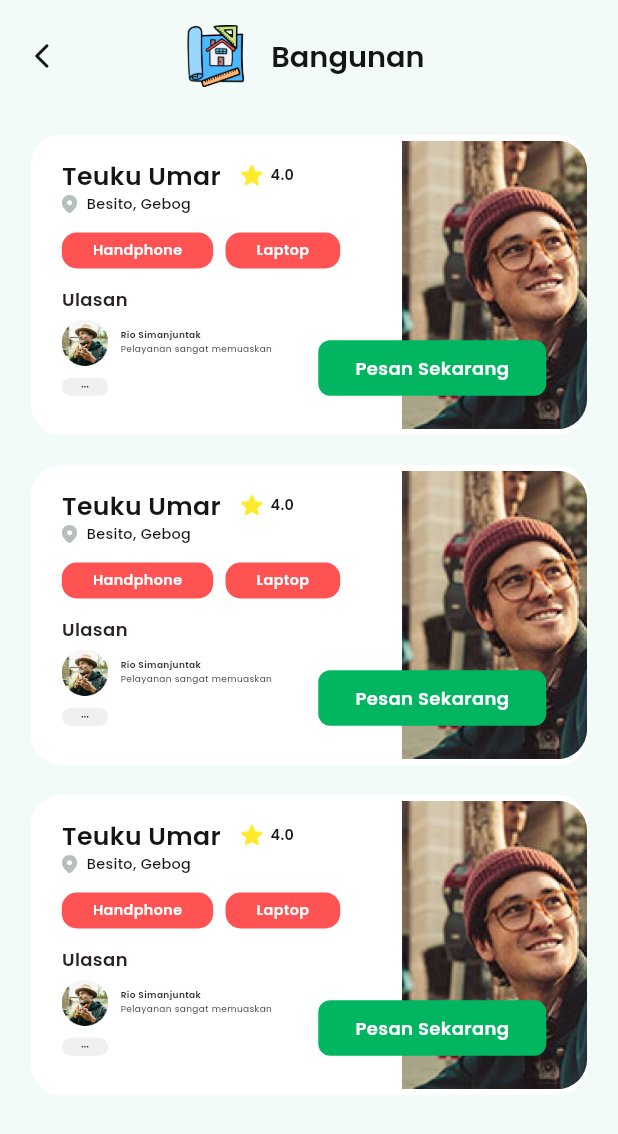
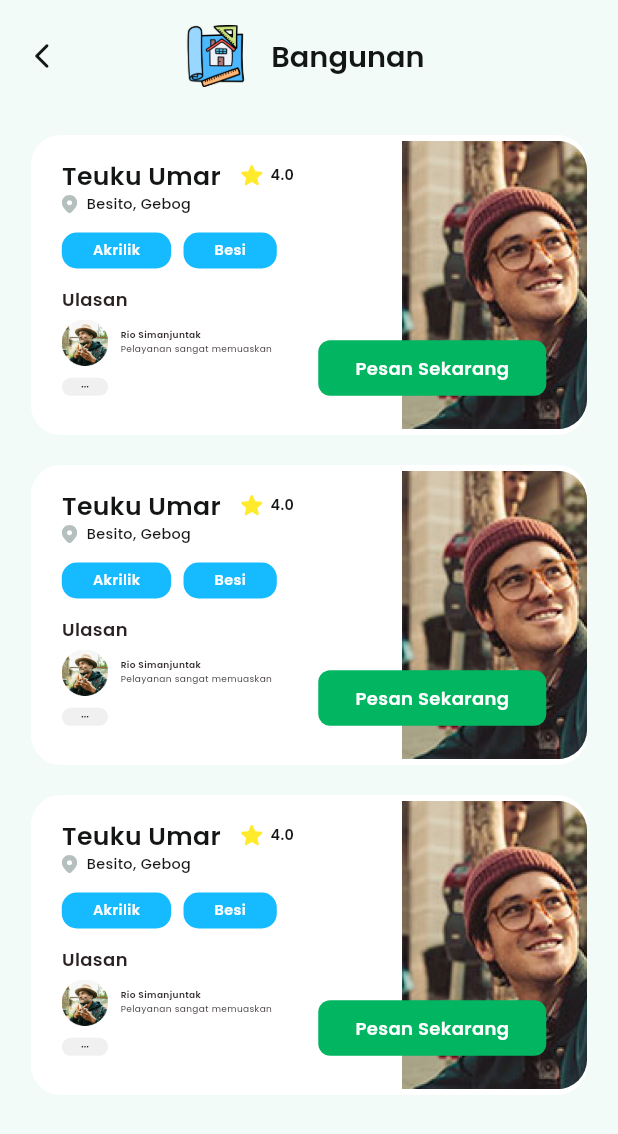
Before and after one commit to RadyaHarbani/Penservis-App, a Flutter app: the screen it shows after launch, after a tap on "Bangunan", on a phone screen of 412 x 824 dp. Shown: the top 1134 px of the screen. Run offline on Flutter 3.47's test engine with Material 3 defaults, Android fonts, the light colour scheme and no system bars; our stand-ins replace carousel_slider, flutter_svg, get, google_fonts, smooth_page_indicator.

Commit message:
fix [VA] fix color

```diff
--- a/lib/app/pages/home_page/components/home_kategori_component.dart
+++ b/lib/app/pages/home_page/components/home_kategori_component.dart
@@ -23,7 +23,7 @@ class HomeKategoriComponent extends GetView<HomePageController> {
           mainAxisAlignment: MainAxisAlignment.spaceBetween,
           children: [
             GestureDetector(
-              onTap: () => Get.toNamed("/list-page", arguments: {"icon": "assets/icons/png/icElektronik.png", "title": "Elektronik"}),
+              onTap: () => Get.toNamed("/list-page", arguments: {"icon": "assets/icons/png/icElektronik.png", "title": "Elektronik", "skillOne": "Handphone", "skillTwo": "Laptop",  "colorFill": elektronikFill}),
               child: KategoriTukangRectangle(
                 backgroundColor: elektronikOpacity,
                 iconPath: "icElektronik",
@@ -31,7 +31,7 @@ class HomeKategoriComponent extends GetView<HomePageController> {
               ),
             ),
             GestureDetector(
-              onTap: () => Get.toNamed("/list-page", arguments: {"icon": "assets/icons/png/icBangunan.png", "title": "Bangunan"}),
+              onTap: () => Get.toNamed("/list-page", arguments: {"icon": "assets/icons/png/icBangunan.png", "title": "Bangunan", "skillOne": "Akrilik", "skillTwo": "Besi", "colorFill": bangunanFill}),
               child: KategoriTukangRectangle(
                 backgroundColor: bangunanOpacity,
                 iconPath: "icBangunan",
@@ -39,7 +39,7 @@ class HomeKategoriComponent extends GetView<HomePageController> {
               ),
             ),
             GestureDetector(
-              onTap: () => Get.toNamed("/list-page", arguments: {"icon": "assets/icons/png/icKebersihan.png", "title": "Kebersihan"}),
+              onTap: () => Get.toNamed("/list-page", arguments: {"icon": "assets/icons/png/icKebersihan.png", "title": "Kebersihan", "skillOne": "Laundry", "skillTwo": "Pembersih", "colorFill": kebersihanFill}),
               child: KategoriTukangRectangle(
                 backgroundColor: kebersihanOpacity,
                 iconPath: "icKebersihan",
@@ -47,7 +47,7 @@ class HomeKategoriComponent extends GetView<HomePageController> {
               ),
             ),
             GestureDetector(
-              onTap: () => Get.toNamed("/list-page", arguments: {"icon": "assets/icons/png/icKendaraan.png", "title": "Kendaraan"}),
+              onTap: () => Get.toNamed("/list-page", arguments: {"icon": "assets/icons/png/icKendaraan.png", "title": "Kendaraan", "skillOne": "Mobil", "skillTwo": "Motor", "colorFill": kendaraanFill}),
               child: KategoriTukangRectangle(
                 backgroundColor: kendaraanOpacity,
                 iconPath: "icKendaraan",
--- a/lib/app/pages/list_page/components/list_keahlian_component.dart
+++ b/lib/app/pages/list_page/components/list_keahlian_component.dart
@@ -7,9 +7,11 @@ class ListKeahlianComponent extends GetView<ListPageController> {
   const ListKeahlianComponent({
     super.key,
     required this.textKeahlian,
+    required this.colorFill
   });
 
   final String textKeahlian;
+  final Color colorFill;
 
   @override
   Widget build(BuildContext context) {
@@ -17,7 +19,7 @@ class ListKeahlianComponent extends GetView<ListPageController> {
       padding: EdgeInsets.symmetric(horizontal: controller.width * 0.05, vertical: 5),
       decoration: BoxDecoration(
         borderRadius: BorderRadius.circular(10),
-        color: elektronikFill,
+        color: colorFill,
       ),
       child: Text(textKeahlian, style: tsLabelMediumSemibold(secondaryColor)),
     );
--- a/lib/app/pages/list_page/list_page_controller.dart
+++ b/lib/app/pages/list_page/list_page_controller.dart
@@ -4,6 +4,8 @@ class ListPageController extends GetxController {
   final width = Get.width;
   RxString title = "".obs;
   RxString icon = "".obs;
+  RxString skillOne = "".obs;
+  RxString skillTwo = "".obs;
 
   @override
   void onInit() {
@@ -11,5 +13,8 @@ class ListPageController extends GetxController {
     final arguments = Get.arguments;
     title.value = arguments["title"];
     icon.value = arguments["icon"];
+    skillOne.value = arguments["skillOne"];
+    skillTwo.value = arguments["skillTwo"];
+
   }
 }
--- a/lib/app/pages/list_page/list_page_view.dart
+++ b/lib/app/pages/list_page/list_page_view.dart
@@ -48,9 +48,9 @@ class ListPageView extends GetView<ListPageController> {
 
                           Row(
                             children: [
-                              ListKeahlianComponent(textKeahlian: "Handphone"),
+                              ListKeahlianComponent(textKeahlian: controller.skillOne.value, colorFill: getSkillColor()),
                               SizedBox(width: controller.width * 0.02),
-                              ListKeahlianComponent(textKeahlian: "Laptop"),
+                              ListKeahlianComponent(textKeahlian: controller.skillTwo.value, colorFill: getSkillColor()),
                             ],
                           ),
 
@@ -76,4 +76,18 @@ class ListPageView extends GetView<ListPageController> {
       )
     );
   }
+  Color getSkillColor() {
+    switch (controller.title.value) {
+      case 'Elektronik':
+        return elektronikFill;
+      case 'Bangunan':
+        return bangunanFill;
+      case 'Kebersihan':
+        return kebersihanFill;
+      case 'Kendaraan':
+        return kendaraanFill;
+      default:
+        return Colors.black; // Default color
+    }
+  }
 }
```
